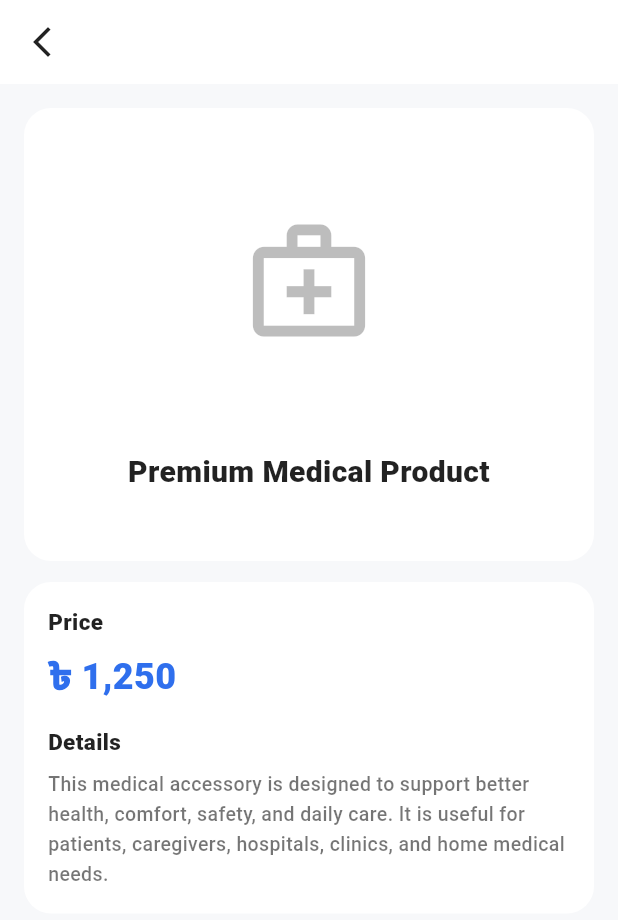
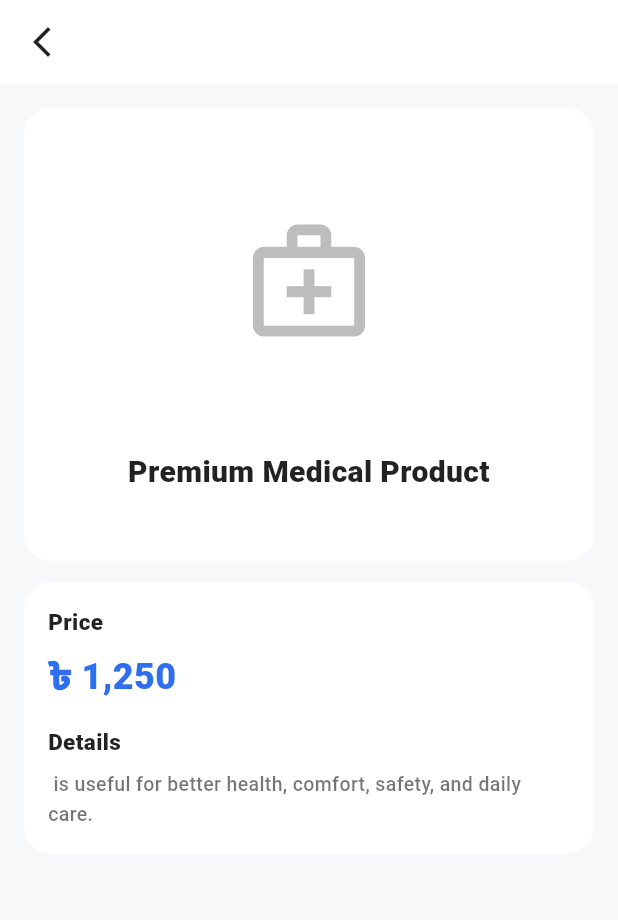
Before and after one commit to ahizaz/BellVie, a Flutter app: the MedicalAccessoryProductDetailsView screen opened directly with empty values, on a phone screen of 412 x 824 dp. Shown: the top 920 px of the screen. Run offline on Flutter 3.47's test engine with Material 3 defaults, Android fonts, the phone set to English and light mode, and no system bars; our stand-ins replace cached_network_image, country_picker, get, image_picker, permission_handler, shared_preferences; missing offline and left inert: agora_rtc_engine; accounts and stored records are empty; network calls fail.

Commit message:
Enhance medical accessory details localization and category matching

```diff
--- a/lib/app/modules/home/widgets/sections/medical_product_details_view.dart
+++ b/lib/app/modules/home/widgets/sections/medical_product_details_view.dart
@@ -1,3 +1,4 @@
+
 import 'package:cached_network_image/cached_network_image.dart';
 import 'package:flutter/material.dart';
 import 'package:get/get.dart';
@@ -14,59 +15,154 @@ class MedicalAccessoryProductDetailsView extends StatelessWidget {
 
   String get _details {
     final isBangla = Get.locale?.languageCode == 'bn';
-    final name = categoryName.toLowerCase().trim();
 
-    if (name.contains('bed wedge')) {
-      return isBangla
-          ? 'বেড ওয়েজ হলো বিশেষভাবে তৈরি সাপোর্ট পিলো যা শরীরের উপরের অংশ, পা বা পায়ের পাতাকে উঁচু রাখতে সাহায্য করে। এটি এসিডিটি, নাক ডাকা, পিঠের ব্যথা, ফোলাভাব এবং রক্ত সঞ্চালনের সমস্যায় উপকারী। অস্ত্রোপচারের পর বিশ্রাম ও সুস্থতায়ও এটি সহায়তা করে।'
-          : 'Bed Wedges are specially designed support pillows that elevate the upper body, legs, or feet to improve comfort and promote better posture. They help reduce acid reflux, snoring, back pain, swelling, and circulation problems while sleeping, resting, or recovering after surgery. Made from high-density foam, bed wedges provide ergonomic support for enhanced relaxation and health benefits.';
+    final name = categoryName.toLowerCase().trim().replaceAll('য়', 'য়');
+
+    bool hasAny(List<String> keys) {
+      return keys.any((key) {
+        final normalizedKey = key.toLowerCase().trim().replaceAll('য়', 'য়');
+        return name.contains(normalizedKey);
+      });
     }
 
-    if (name.contains('respiratory')) {
+    if (hasAny([
+      'bed wedge',
+      'bed wedges',
+      'wedge',
+      'বেড ওয়েজ',
+      'বেড ওয়েজ',
+      'বেড ওয়েজেস',
+      'বেড ওয়েজেস',
+    ])) {
       return isBangla
-          ? 'রেসপিরেটরি ইউনিট শ্বাস-প্রশ্বাসে সহায়তা, অক্সিজেন থেরাপি, নেবুলাইজেশন এবং শ্বাসযন্ত্রের যত্নে ব্যবহৃত হয়। অ্যাজমা, সিওপিডি বা শ্বাসকষ্টে আক্রান্ত রোগীদের জন্য এটি উপকারী।'
-          : 'Respiratory Units help patients with breathing support, oxygen therapy, nebulization, and respiratory care. These devices are useful for people with asthma, COPD, breathing difficulty, or post-treatment recovery needs.';
+          ? 'বেড ওয়েজ শরীরের উপরের অংশ, পা বা পায়ের পাতাকে আরামদায়কভাবে উঁচু রাখতে সাহায্য করে। এটি এসিডিটি, নাক ডাকা, পিঠের ব্যথা, ফোলাভাব এবং অস্ত্রোপচারের পর বিশ্রামে উপকারী।'
+          : 'Bed Wedges help elevate the upper body, legs, or feet for better comfort, posture, and recovery support.';
     }
 
-    if (name.contains('mobility')) {
+    if (hasAny([
+      'respiratory',
+      'respiratory units',
+      'oxygen',
+      'nebulizer',
+      'শ্বাসযন্ত্র',
+      'শ্বাসযন্ত্র ইউনিট',
+      'অক্সিজেন',
+      'নেবুলাইজার',
+    ])) {
       return isBangla
-          ? 'মোবিলিটি এইডস বয়স্ক ব্যক্তি, রোগী এবং অস্ত্রোপচার বা আঘাত থেকে সুস্থ হওয়া ব্যক্তিদের নিরাপদ চলাফেরায় সহায়তা করে। এটি ভারসাম্য, স্বাধীনতা ও আত্মবিশ্বাস বৃদ্ধি করে।'
-          : 'Mobility Aids are designed to support safe movement for elderly people, patients, and individuals recovering from injury or surgery. They help improve balance, independence, comfort, and confidence during daily activities.';
+          ? 'শ্বাসযন্ত্র ইউনিট শ্বাস-প্রশ্বাসে সহায়তা, অক্সিজেন থেরাপি, নেবুলাইজেশন এবং শ্বাসযন্ত্রের যত্নে ব্যবহৃত হয়। অ্যাজমা, সিওপিডি বা শ্বাসকষ্টে আক্রান্ত রোগীদের জন্য এটি উপকারী।'
+          : 'Respiratory Units help patients with breathing support, oxygen therapy, nebulization, and respiratory care.';
     }
 
-    if (name.contains('face mask') || name.contains('glove')) {
+    if (hasAny([
+      'mobility',
+      'mobility aids',
+      'walker',
+      'wheelchair',
+      'cane',
+      'গতিশীলতা',
+      'গতিশীলতা সহায়ক',
+      'গতিশীলতা সহায়ক',
+      'হুইলচেয়ার',
+      'ওয়াকার',
+    ])) {
       return isBangla
-          ? 'ফেস মাস্ক ও গ্লাভস জীবাণু, ধুলোবালি, সংক্রমণ এবং দূষণ থেকে সুরক্ষা দেয়। হাসপাতাল, ক্লিনিক, হোম কেয়ার এবং দৈনন্দিন স্বাস্থ্য সুরক্ষায় ব্যাপকভাবে ব্যবহৃত হয়।'
-          : 'Face Masks and Gloves help protect users from germs, dust, infection, and contamination. They are commonly used in hospitals, clinics, home care, and daily hygiene practices to maintain safety and cleanliness.';
+          ? 'গতিশীলতা সহায়ক পণ্য বয়স্ক ব্যক্তি, রোগী এবং আঘাত বা অস্ত্রোপচার থেকে সুস্থ হওয়া ব্যক্তিদের নিরাপদ চলাফেরায় সহায়তা করে। এটি ভারসাম্য, স্বাধীনতা ও আত্মবিশ্বাস বাড়ায়।'
+          : 'Mobility Aids support safe movement, balance, independence, and confidence.';
     }
 
-    if (name.contains('first aid')) {
+    if (hasAny([
+      'face mask',
+      'face masks',
+      'mask',
+      'glove',
+      'gloves',
+      'মুখের মাস্ক',
+      'মাস্ক',
+      'গ্লাভস',
+    ])) {
+      return isBangla
+          ? 'ফেস মাস্ক ও গ্লাভস জীবাণু, ধুলোবালি, সংক্রমণ এবং দূষণ থেকে সুরক্ষা দেয়। হাসপাতাল, ক্লিনিক, হোম কেয়ার এবং দৈনন্দিন ব্যবহারে এটি উপযোগী।'
+          : 'Face Masks and Gloves help protect users from germs, dust, infection, and contamination.';
+    }
+
+    if (hasAny([
+      'first aid',
+      'first aid supplies',
+      'bandage',
+      'ফার্স্ট এইড',
+      'ফাস্ট এইড',
+      'প্রাথমিক চিকিৎসা',
+      'প্রাথমিক চিকিৎসার সরঞ্জাম',
+      'ব্যান্ডেজ',
+    ])) {
       return isBangla
           ? 'ফার্স্ট এইড সামগ্রী ছোটখাটো আঘাত, কাটা, পোড়া বা জরুরি পরিস্থিতিতে প্রাথমিক চিকিৎসা দিতে ব্যবহৃত হয়। এটি বাসা, অফিস, ভ্রমণ ও ক্লিনিকের জন্য গুরুত্বপূর্ণ।'
-          : 'First Aid Supplies include essential medical items for treating minor injuries, cuts, burns, wounds, and emergency situations. They are useful for homes, offices, travel, clinics, and quick medical response.';
+          : 'First Aid Supplies include essential medical items for treating minor injuries, cuts, burns, wounds, and emergency situations.';
     }
 
-    if (name.contains('wound')) {
+    if (hasAny([
+      'wound',
+      'wound care',
+      'personal care',
+      'ওয়াউন্ড',
+      'ক্ষত',
+      'ক্ষত পরিচর্যা',
+      'ব্যক্তিগত পরিচর্যা',
+      'পার্সোনাল কেয়ার',
+    ])) {
       return isBangla
           ? 'ওয়াউন্ড কেয়ার ও পার্সোনাল কেয়ার পণ্য ক্ষত পরিষ্কার, সুরক্ষা এবং দ্রুত নিরাময়ে সহায়তা করে। এগুলো সংক্রমণ প্রতিরোধ ও দৈনন্দিন রোগী পরিচর্যায় গুরুত্বপূর্ণ ভূমিকা রাখে।'
-          : 'Wound Care and Personal Care products help clean, protect, and heal wounds while maintaining personal hygiene. These items support safe recovery, infection prevention, and daily patient care.';
+          : 'Wound Care and Personal Care products help clean, protect, and heal wounds while maintaining personal hygiene.';
     }
 
-    if (name.contains('home care') || name.contains('furniture')) {
+    if (hasAny([
+      'home care',
+      'home care/furniture',
+      'furniture',
+      'hospital bed',
+      'গৃহ',
+      'গৃহ পরিচর্যা',
+      'গৃহ পরিচর্যা/আসবাবপত্র',
+      'পরিচর্যা/আসবাবপত্র',
+      'আসবাবপত্র',
+      'হোম',
+      'হোম কেয়ার',
+      'হোম কেয়ার',
+      'ফার্নিচার',
+      'মেডিকেল ফার্নিচার',
+      'রোগীর বেড',
+      'হাসপাতাল বেড',
+    ])) {
       return isBangla
-          ? 'হোম কেয়ার ও মেডিকেল ফার্নিচার রোগীর যত্নকে আরও সহজ, নিরাপদ এবং আরামদায়ক করে। এটি বিশ্রাম, চিকিৎসা ও পুনর্বাসনে সহায়তা করে।'
-          : 'Home Care and Furniture products are designed to make patient care easier, safer, and more comfortable at home. They support resting, movement, treatment, and recovery for elderly or physically weak patients.';
+          ? 'গৃহ পরিচর্যা ও মেডিকেল আসবাবপত্র রোগীর যত্নকে আরও সহজ, নিরাপদ এবং আরামদায়ক করে। এটি বিশ্রাম, চিকিৎসা ও পুনর্বাসনে সহায়তা করে।'
+          : 'Home Care and Medical Furniture products make patient care easier, safer, and more comfortable.';
     }
 
-    if (name.contains('diagnostic')) {
+    if (hasAny([
+      'diagnostic',
+      'diagnostic devices',
+      'bp',
+      'pressure',
+      'thermometer',
+      'glucometer',
+      'ডায়াগনস্টিক',
+      'ডায়াগনস্টিক',
+      'ডায়াগনস্টিক ডিভাইস',
+      'প্রেশার',
+      'রক্তচাপ',
+      'থার্মোমিটার',
+      'গ্লুকোমিটার',
+      'সুগার',
+    ])) {
       return isBangla
           ? 'ডায়াগনস্টিক ডিভাইস রক্তচাপ, শরীরের তাপমাত্রা, অক্সিজেন লেভেল, ব্লাড সুগারসহ বিভিন্ন স্বাস্থ্য সূচক পর্যবেক্ষণে ব্যবহৃত হয়।'
-          : 'Diagnostic Devices help monitor important health conditions such as blood pressure, temperature, oxygen level, blood sugar, and other vital signs. They are useful for regular health checking at home, clinics, and hospitals.';
+          : 'Diagnostic Devices help monitor blood pressure, body temperature, oxygen level, blood sugar, and other vital signs.';
     }
 
     return isBangla
-        ? 'এই মেডিকেল অ্যাক্সেসরিটি স্বাস্থ্য, আরাম, নিরাপত্তা এবং দৈনন্দিন পরিচর্যায় সহায়তা করার জন্য তৈরি। এটি রোগী, সেবাদানকারী, হাসপাতাল ও ক্লিনিকের জন্য উপযোগী।'
-        : 'This medical accessory is designed to support better health, comfort, safety, and daily care. It is useful for patients, caregivers, hospitals, clinics, and home medical needs.';
+        ? '$categoryName স্বাস্থ্য, আরাম, নিরাপত্তা এবং দৈনন্দিন পরিচর্যায় সহায়তা করার জন্য উপযোগী।'
+        : '$categoryName is useful for better health, comfort, safety, and daily care.';
   }
 
   @override
--- a/lib/app/modules/profile/views/profile_view.dart
+++ b/lib/app/modules/profile/views/profile_view.dart
@@ -87,6 +87,7 @@ class ProfileView extends GetView<ProfileController> {
                   ],
                 ),
                 const SizedBox(height: 30),
+                //user account
                 _accountOption(
                   leading: const Icon(
                     Icons.person,
@@ -205,6 +206,7 @@ class ProfileView extends GetView<ProfileController> {
                     );
                   },
                 ),
+                //terms and condition
                 const SizedBox(height: 16),
                 _accountOption(
                   leading: Image.asset(
@@ -219,6 +221,7 @@ class ProfileView extends GetView<ProfileController> {
                   },
                 ),
                 const SizedBox(height: 12),
+                //privacy policy
                 _accountOption(
                   leading: Image.asset(
                     'assets/images/banners/privacy_policy.png',
@@ -231,6 +234,7 @@ class ProfileView extends GetView<ProfileController> {
                     showPrivacyPolicyBottomSheet(context);
                   },
                 ),
+                //video_consultation
                 const SizedBox(height: 12),
                 _accountOption(
                   leading: const Icon(
@@ -279,6 +283,20 @@ class ProfileView extends GetView<ProfileController> {
                         colorText: Colors.white,
                       );
                     }
+                  },
+                ),
+                const SizedBox(height: 20),
+                //medical records
+                _accountOption(
+                  leading: Image.asset(
+                    'assets/images/banners/records.png',
+                    width: 28,
+                    height: 28,
+                    fit: BoxFit.contain,
+                  ),
+                  title: 'Meidcal Records',
+                  onTap: () {
+
                   },
                 ),
                 const SizedBox(height: 20),
```
Also changed, not shown: lib/app/modules/home/widgets/sections/banner_details_page.dart (+1 -22 lines), lib/app/modules/home/widgets/sections/top_doctors_section.dart (+1 -16 lines), assets/images/banners/records.png (added).
